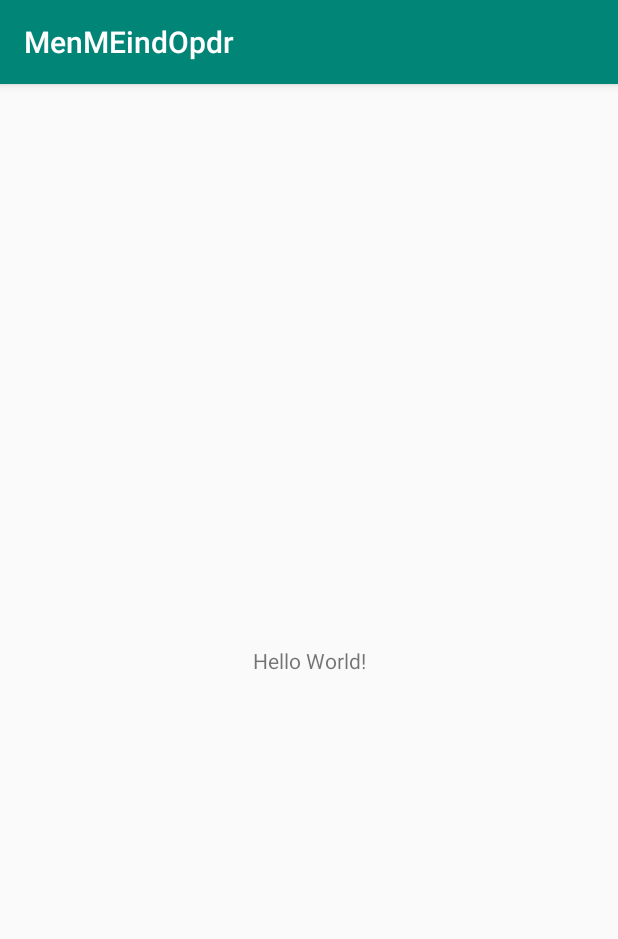
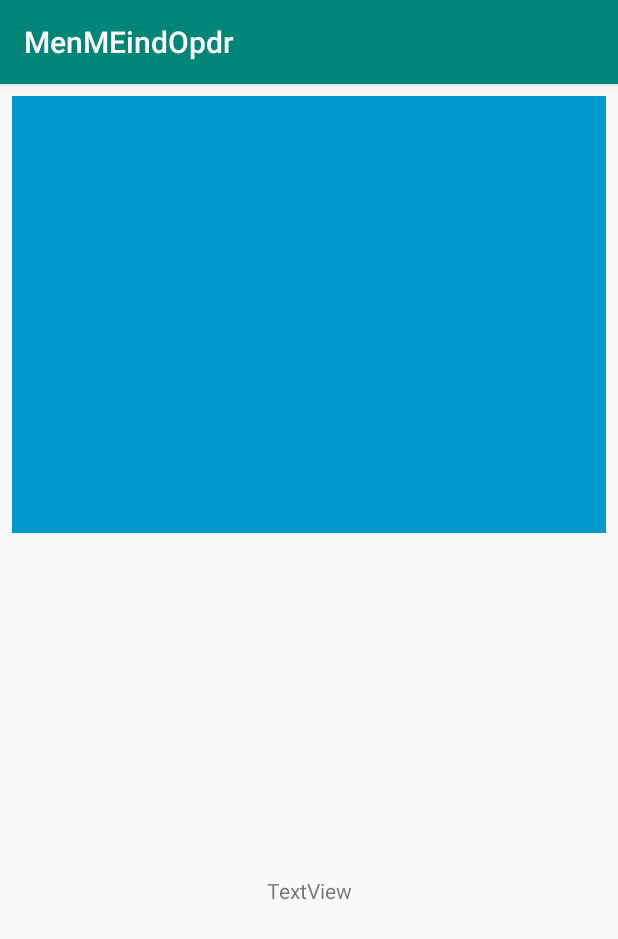
Before and after one commit to fite474/MenMEindOpdrCSD, an Android app: the screen it shows after launch (MainActivity), on a phone screen of 412 x 824 dp. Shown: the top 939 px of the screen. Run offline under Robolectric (Android 15) with nearby library versions, the phone set to English and light mode, and no system bars.

Commit message:
main layout opgezet

```diff
--- a/app/src/main/res/layout/activity_main.xml
+++ b/app/src/main/res/layout/activity_main.xml
@@ -6,13 +6,38 @@
     android:layout_height="match_parent"
     tools:context=".MainActivity">
 
-    <TextView
+    <android.support.constraint.Guideline
+        android:id="@+id/guideline"
         android:layout_width="wrap_content"
         android:layout_height="wrap_content"
-        android:text="Hello World!"
+        android:orientation="horizontal"
+        app:layout_constraintGuide_percent="0.4" />
+
+    <ImageView
+        android:id="@+id/imageView"
+        android:layout_width="0dp"
+        android:layout_height="0dp"
+        android:layout_marginStart="8dp"
+        android:layout_marginTop="8dp"
+        android:layout_marginEnd="8dp"
+        android:layout_marginBottom="8dp"
+        app:layout_constraintBottom_toTopOf="@+id/guideline"
+        app:layout_constraintEnd_toEndOf="parent"
+        app:layout_constraintStart_toStartOf="parent"
+        app:layout_constraintTop_toTopOf="parent"
+        app:srcCompat="@android:color/holo_blue_dark" />
+
+    <TextView
+        android:id="@+id/textView"
+        android:layout_width="wrap_content"
+        android:layout_height="wrap_content"
+        android:layout_marginStart="8dp"
+        android:layout_marginTop="8dp"
+        android:layout_marginEnd="8dp"
+        android:layout_marginBottom="8dp"
+        android:text="TextView"
         app:layout_constraintBottom_toBottomOf="parent"
-        app:layout_constraintLeft_toLeftOf="parent"
-        app:layout_constraintRight_toRightOf="parent"
-        app:layout_constraintTop_toTopOf="parent" />
-
+        app:layout_constraintEnd_toEndOf="parent"
+        app:layout_constraintStart_toStartOf="parent"
+        app:layout_constraintTop_toBottomOf="@+id/guideline" />
 </android.support.constraint.ConstraintLayout>
```
